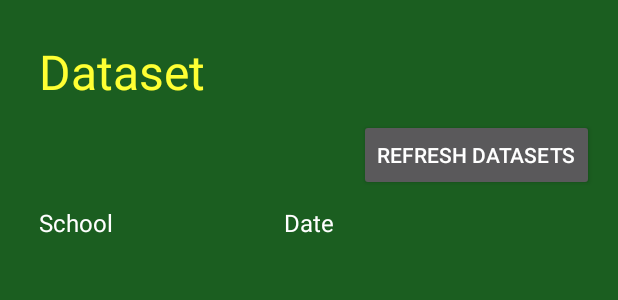
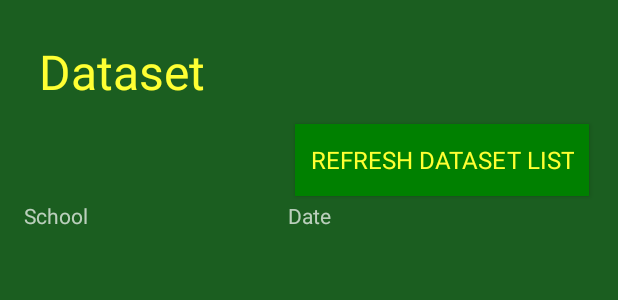
Before and after one commit to Creamery/GeeBeeView, an Android app: the layout activity_view_dataset_list.xml on its own in the app's theme, with its tools: preview values and no code run, on a phone screen of 412 x 824 dp. Shown: the top 300 px of the screen. Run offline under Robolectric (Android 15) with nearby library versions, the phone set to English and light mode, and no system bars; network calls fail; Roboto replaces fonts that are not available here.

Commit message:
changed some ui related stuff

```diff
--- a/app/src/main/res/layout/activity_view_dataset_list.xml
+++ b/app/src/main/res/layout/activity_view_dataset_list.xml
@@ -16,29 +16,30 @@
         android:layout_width="wrap_content"
         android:layout_height="wrap_content"
         android:layout_gravity="right"
+        style="@style/DefaultButton"
         android:allowUndo="true"
         android:contentDescription="Refreshes list from database"
-        android:text="Refresh Datasets" />
+        android:text="@string/refresh_dataset_list" />
 
-    <RelativeLayout
+    <LinearLayout
         android:layout_width="match_parent"
-        android:layout_height="wrap_content">
+        android:layout_height="wrap_content"
+        android:weightSum="3">
 
         <TextView
-            style="@style/DefaultText"
-            android:layout_width="wrap_content"
+            android:layout_width="0dp"
             android:layout_height="wrap_content"
-            android:layout_alignParentLeft="true"
+            android:layout_weight="1"
             android:text="@string/school" />
 
         <TextView
-            style="@style/DefaultText"
-            android:layout_width="wrap_content"
+            android:layout_width="0dp"
             android:layout_height="wrap_content"
-            android:layout_centerInParent="true"
+            android:layout_weight="1"
+            android:textAlignment="center"
             android:text="@string/date" />
 
-    </RelativeLayout>
+    </LinearLayout>
 
     <android.support.v7.widget.RecyclerView
         android:layout_width="match_parent"
--- a/app/src/main/res/layout/activity_view_hpi_list.xml
+++ b/app/src/main/res/layout/activity_view_hpi_list.xml
@@ -18,13 +18,14 @@
         android:weightSum="3"
         android:padding="@dimen/context_padding">
         <TextView
-            android:layout_width="wrap_content"
+            android:layout_width="0dp"
             android:layout_height="wrap_content"
             android:text="@string/name"
             android:layout_weight="1"/>
         <TextView
-            android:layout_width="wrap_content"
+            android:layout_width="0dp"
             android:layout_height="wrap_content"
+            android:textAlignment="center"
             android:text="@string/date"
             android:layout_weight="1"/>
         <!--
--- a/app/src/main/res/values/strings.xml
+++ b/app/src/main/res/values/strings.xml
@@ -48,8 +48,8 @@
     <string name="dominant">Dominant</string>
     <string name="non_dominant">Non-Dominant</string>
 
-    <string name="view_hpi">VIEW PREVIOUS CONSULATION RECORD</string>
-    <string name="view_prev_records">VIEW PREVIOUS MONITORING RECORDS</string>
+    <string name="view_hpi">VIEW  CONSULTATION RECORDS</string>
+    <string name="refresh_dataset_list">REFRESH DATASET LIST</string>
 
     <string name="view_HPI_list">VIEW CONSULTATION LIST</string>
     <string name="case_impression">Case Impression</string>
```
Also changed, not shown: 1 other file.
